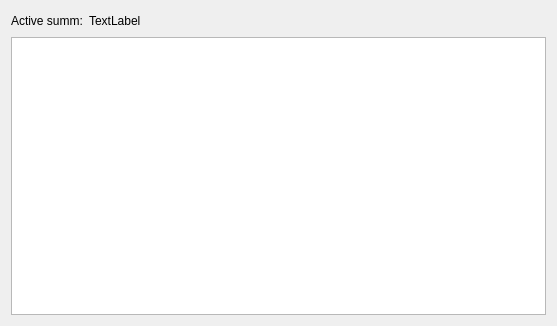
sergey196510/mycash, file listaccounts.ui: the form before one commit.
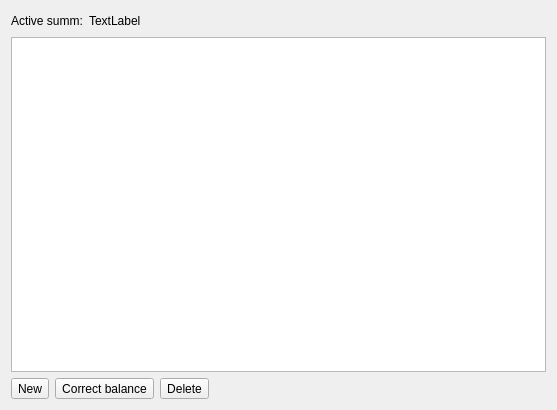
The form after the commit.

Patch:
```diff
--- a/listaccounts.ui
+++ b/listaccounts.ui
@@ -7,7 +7,7 @@
     <x>0</x>
     <y>0</y>
     <width>557</width>
-    <height>326</height>
+    <height>410</height>
    </rect>
   </property>
   <property name="windowTitle">
@@ -48,6 +48,44 @@
    <item>
     <widget class="QTreeView" name="treeView"/>
    </item>
+   <item>
+    <layout class="QHBoxLayout" name="horizontalLayout_2">
+     <item>
+      <widget class="QToolButton" name="newButton">
+       <property name="text">
+        <string>New</string>
+       </property>
+      </widget>
+     </item>
+     <item>
+      <widget class="QToolButton" name="correctButton">
+       <property name="text">
+        <string>Correct balance</string>
+       </property>
+      </widget>
+     </item>
+     <item>
+      <widget class="QToolButton" name="deleteButton">
+       <property name="text">
+        <string>Delete</string>
+       </property>
+      </widget>
+     </item>
+     <item>
+      <spacer name="horizontalSpacer_2">
+       <property name="orientation">
+        <enum>Qt::Horizontal</enum>
+       </property>
+       <property name="sizeHint" stdset="0">
+        <size>
+         <width>40</width>
+         <height>20</height>
+        </size>
+       </property>
+      </spacer>
+     </item>
+    </layout>
+   </item>
   </layout>
  </widget>
  <resources/>
```
